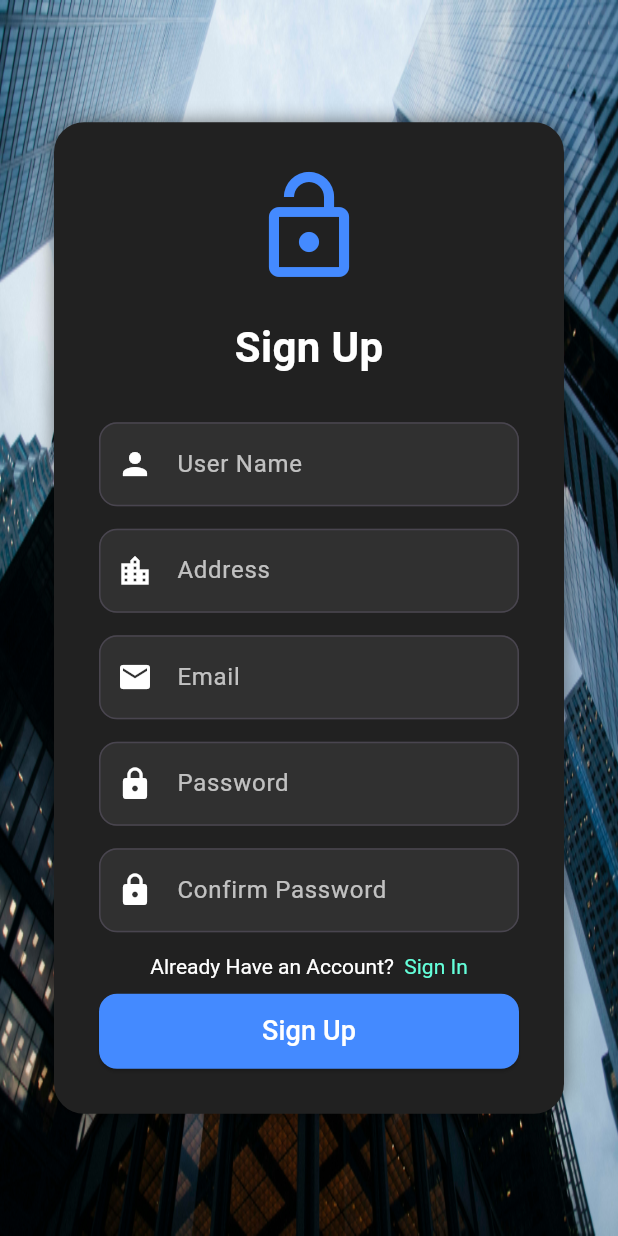
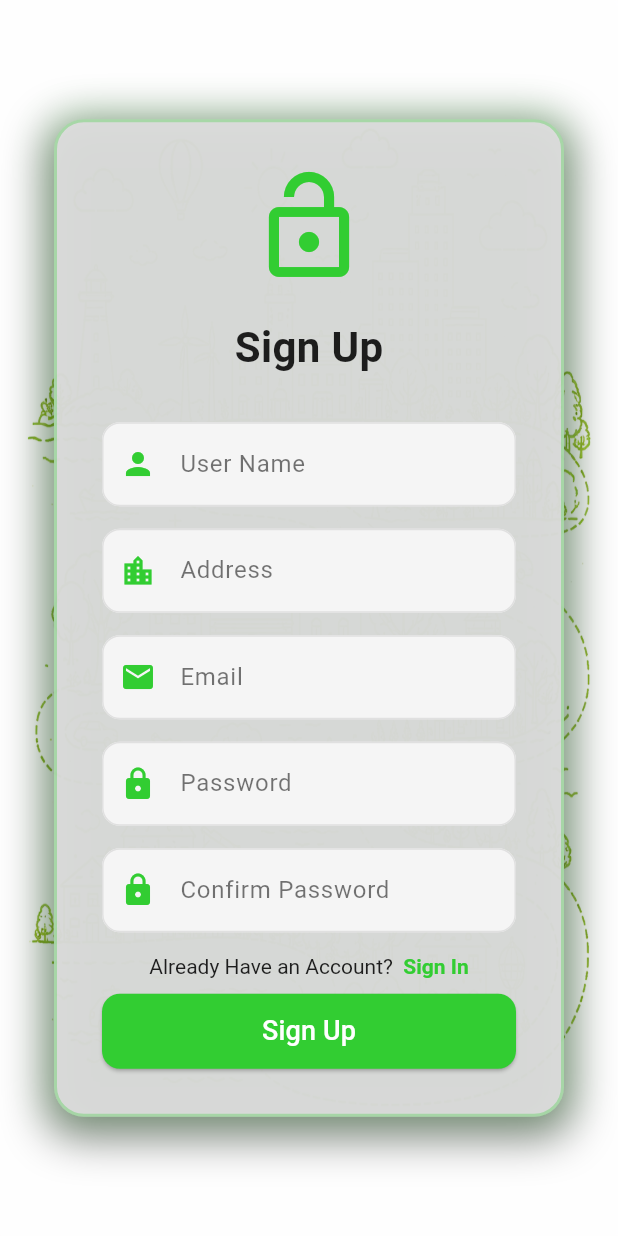
Before and after one commit to Rakibul-Islam-Nahim/Estate, a Flutter app: the signup screen opened by its route, on a phone screen of 412 x 824 dp. Run offline on Flutter 3.47's test engine with Material 3 defaults, Android fonts, the phone set to English and light mode, and no system bars.

Commit message:
Color Scheme Change and make it look like a news paper

```diff
--- a/lib/pages/SignUp.dart
+++ b/lib/pages/SignUp.dart
@@ -103,7 +103,7 @@ class _SignupState extends State<signup> {
       body: Container(
         decoration: BoxDecoration(
           image: DecorationImage(
-            image: AssetImage("assets/realState.jpg"),
+            image: AssetImage("assets/cityScape.png"),
             fit: BoxFit.fill,
           ),
         ),
@@ -113,12 +113,24 @@ class _SignupState extends State<signup> {
               width: 340,
               padding: const EdgeInsets.all(30),
               decoration: BoxDecoration(
-                color: Colors.grey[900],
+                color: const Color(0xFFDCDCDC).withOpacity(0.95),
                 borderRadius: BorderRadius.circular(20),
+                border: Border.all(
+                  color: const Color(0xFF32CD32).withOpacity(0.3),
+                  width: 2,
+                ),
                 boxShadow: [
                   BoxShadow(
                     color: Colors.black.withOpacity(0.5),
-                    blurRadius: 10,
+                    blurRadius: 25,
+                    spreadRadius: 5,
+                    offset: const Offset(0, 8),
+                  ),
+                  BoxShadow(
+                    color: const Color(0xFF32CD32).withOpacity(0.2),
+                    blurRadius: 20,
+                    spreadRadius: 3,
+                    offset: const Offset(0, 0),
                   ),
                 ],
               ),
@@ -128,13 +140,13 @@ class _SignupState extends State<signup> {
                   const Icon(
                     Icons.lock_open_outlined,
                     size: 80,
-                    color: Colors.blueAccent,
+                    color: Color(0xFF32CD32),
                   ),
                   const SizedBox(height: 20),
                   const Text(
                     "Sign Up",
                     style: TextStyle(
-                      color: Colors.white,
+                      color: Colors.black87,
                       fontSize: 28,
                       fontWeight: FontWeight.bold,
                     ),
@@ -166,11 +178,14 @@ class _SignupState extends State<signup> {
     return RichText(
       text: TextSpan(
         text: "Already Have an Account? ",
-        style: TextStyle(color: Colors.white),
+        style: TextStyle(color: Colors.black87),
         children: [
           TextSpan(
             text: " Sign In",
-            style: TextStyle(color: Colors.tealAccent),
+            style: TextStyle(
+              color: const Color(0xFF32CD32),
+              fontWeight: FontWeight.bold,
+            ),
             recognizer: TapGestureRecognizer()
               ..onTap = () {
                 Navigator.pushNamed(context, '/');
@@ -185,13 +200,21 @@ class _SignupState extends State<signup> {
     return TextField(
       controller: _confirmPasswordController,
       obscureText: true,
-      style: const TextStyle(color: Colors.white),
+      style: const TextStyle(color: Colors.black87),
       decoration: InputDecoration(
         labelText: "Confirm Password",
-        labelStyle: const TextStyle(color: Colors.white70),
-        prefixIcon: const Icon(Icons.lock, color: Colors.white),
+        labelStyle: const TextStyle(color: Colors.black54),
+        prefixIcon: const Icon(Icons.lock, color: Color(0xFF32CD32)),
         filled: true,
-        fillColor: Colors.grey[850],
+        fillColor: Colors.grey[100],
+        enabledBorder: OutlineInputBorder(
+          borderRadius: BorderRadius.circular(12),
+          borderSide: BorderSide(color: Colors.grey[300]!),
+        ),
+        focusedBorder: OutlineInputBorder(
+          borderRadius: BorderRadius.circular(12),
+          borderSide: const BorderSide(color: Color(0xFF32CD32), width: 2),
+        ),
         border: OutlineInputBorder(borderRadius: BorderRadius.circular(12)),
       ),
     );
@@ -200,13 +223,21 @@ class _SignupState extends State<signup> {
   TextField _address() {
     return TextField(
       controller: _addressController,
-      style: const TextStyle(color: Colors.white),
+      style: const TextStyle(color: Colors.black87),
       decoration: InputDecoration(
         labelText: "Address",
-        labelStyle: const TextStyle(color: Colors.white70),
-        prefixIcon: const Icon(Icons.location_city, color: Colors.white),
+        labelStyle: const TextStyle(color: Colors.black54),
+        prefixIcon: const Icon(Icons.location_city, color: Color(0xFF32CD32)),
         filled: true,
-        fillColor: Colors.grey[850],
+        fillColor: Colors.grey[100],
+        enabledBorder: OutlineInputBorder(
+          borderRadius: BorderRadius.circular(12),
+          borderSide: BorderSide(color: Colors.grey[300]!),
+        ),
+        focusedBorder: OutlineInputBorder(
+          borderRadius: BorderRadius.circular(12),
+          borderSide: const BorderSide(color: Color(0xFF32CD32), width: 2),
+        ),
         border: OutlineInputBorder(borderRadius: BorderRadius.circular(12)),
       ),
     );
@@ -215,13 +246,21 @@ class _SignupState extends State<signup> {
   TextField _userName() {
     return TextField(
       controller: _userNameController,
-      style: const TextStyle(color: Colors.white),
+      style: const TextStyle(color: Colors.black87),
       decoration: InputDecoration(
         labelText: "User Name",
-        labelStyle: const TextStyle(color: Colors.white70),
-        prefixIcon: const Icon(Icons.person, color: Colors.white),
+        labelStyle: const TextStyle(color: Colors.black54),
+        prefixIcon: const Icon(Icons.person, color: Color(0xFF32CD32)),
         filled: true,
-        fillColor: Colors.grey[850],
+        fillColor: Colors.grey[100],
+        enabledBorder: OutlineInputBorder(
+          borderRadius: BorderRadius.circular(12),
+          borderSide: BorderSide(color: Colors.grey[300]!),
+        ),
+        focusedBorder: OutlineInputBorder(
+          borderRadius: BorderRadius.circular(12),
+          borderSide: const BorderSide(color: Color(0xFF32CD32), width: 2),
+        ),
         border: OutlineInputBorder(borderRadius: BorderRadius.circular(12)),
       ),
     );
@@ -234,7 +273,8 @@ class _SignupState extends State<signup> {
       child: ElevatedButton(
         onPressed: _isLoading ? null : _handleSignUp,
         style: ElevatedButton.styleFrom(
-          backgroundColor: Colors.blueAccent,
+          backgroundColor: const Color(0xFF32CD32),
+          foregroundColor: Colors.white,
           shape: RoundedRectangleBorder(
             borderRadius: BorderRadius.circular(12),
           ),
@@ -260,13 +300,21 @@ class _SignupState extends State<signup> {
     return TextField(
       controller: _passwordController,
       obscureText: true,
-      style: const TextStyle(color: Colors.white),
+      style: const TextStyle(color: Colors.black87),
       decoration: InputDecoration(
         labelText: "Password",
-        labelStyle: const TextStyle(color: Colors.white70),
-        prefixIcon: const Icon(Icons.lock, color: Colors.white),
+        labelStyle: const TextStyle(color: Colors.black54),
+        prefixIcon: const Icon(Icons.lock, color: Color(0xFF32CD32)),
         filled: true,
-        fillColor: Colors.grey[850],
+        fillColor: Colors.grey[100],
+        enabledBorder: OutlineInputBorder(
+          borderRadius: BorderRadius.circular(12),
+          borderSide: BorderSide(color: Colors.grey[300]!),
+        ),
+        focusedBorder: OutlineInputBorder(
+          borderRadius: BorderRadius.circular(12),
+          borderSide: const BorderSide(color: Color(0xFF32CD32), width: 2),
+        ),
         border: OutlineInputBorder(borderRadius: BorderRadius.circular(12)),
       ),
     );
@@ -275,13 +323,21 @@ class _SignupState extends State<signup> {
   TextField _emailField() {
     return TextField(
       controller: _emailController,
-      style: const TextStyle(color: Colors.white),
+      style: const TextStyle(color: Colors.black87),
       decoration: InputDecoration(
         labelText: "Email",
-        labelStyle: const TextStyle(color: Colors.white70),
-        prefixIcon: const Icon(Icons.email, color: Colors.white),
+        labelStyle: const TextStyle(color: Colors.black54),
+        prefixIcon: const Icon(Icons.email, color: Color(0xFF32CD32)),
         filled: true,
-        fillColor: Colors.grey[850],
+        fillColor: Colors.grey[100],
+        enabledBorder: OutlineInputBorder(
+          borderRadius: BorderRadius.circular(12),
+          borderSide: BorderSide(color: Colors.grey[300]!),
+        ),
+        focusedBorder: OutlineInputBorder(
+          borderRadius: BorderRadius.circular(12),
+          borderSide: const BorderSide(color: Color(0xFF32CD32), width: 2),
+        ),
         border: OutlineInputBorder(borderRadius: BorderRadius.circular(12)),
       ),
     );
```
Also changed, not shown: lib/pages/HomePage.dart (+7 -5 lines), lib/pages/Login.dart (+35 -14 lines), lib/pages/ProfilePage.dart (+5 -3 lines), assets/cityScape.png (added).
